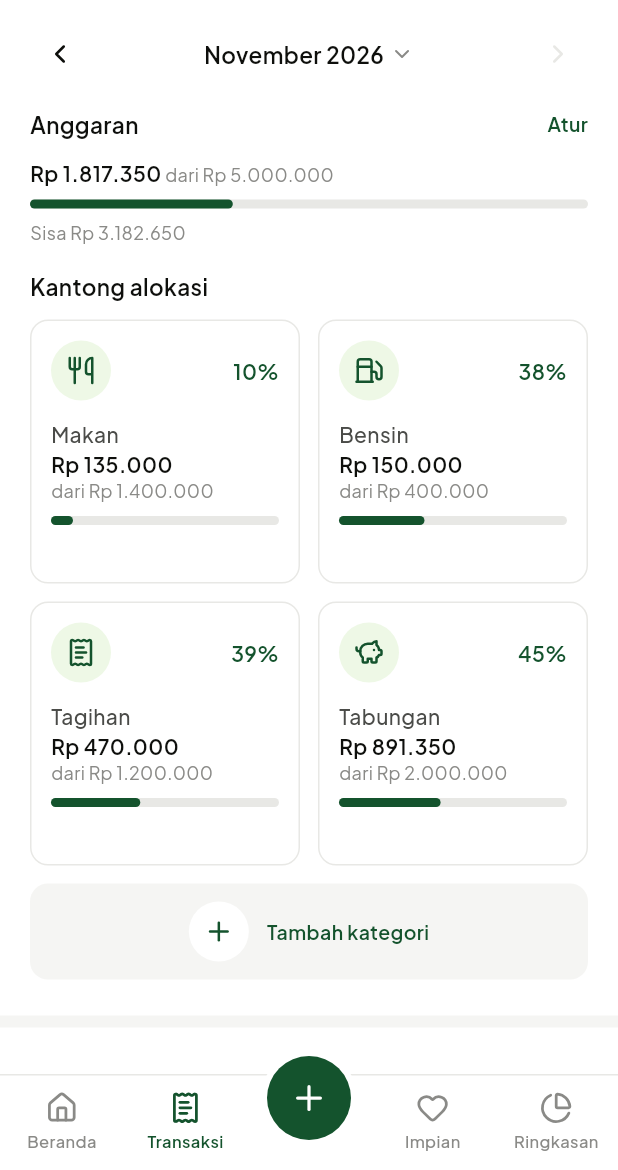
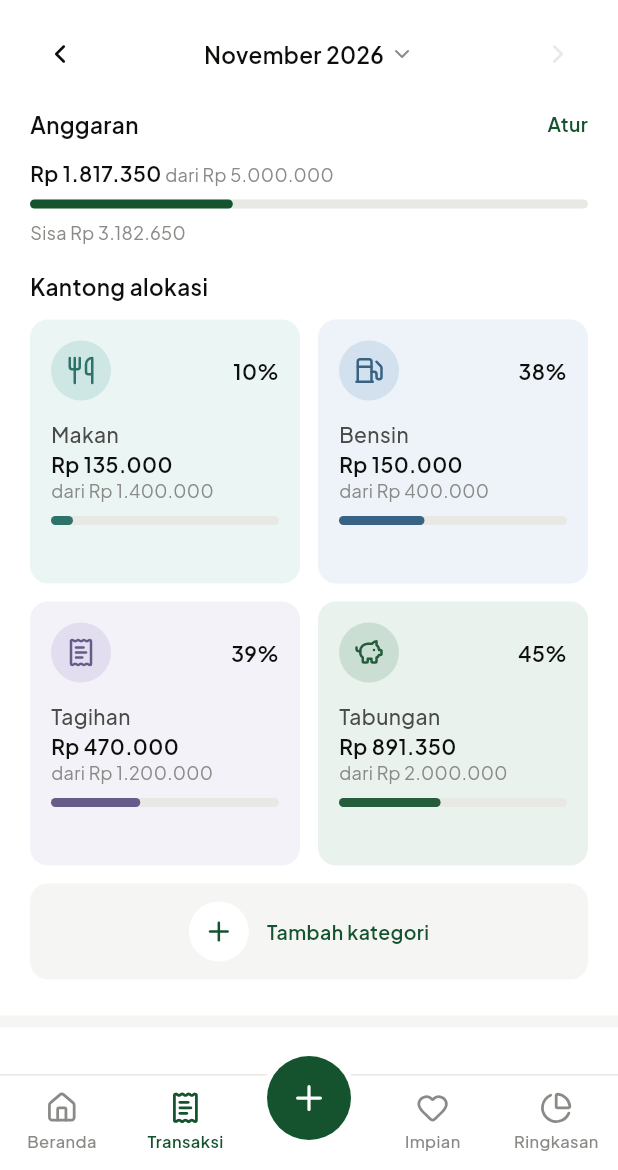
Before and after one commit to Nagikiri/KasHarian, a Flutter app: the screen it shows after launch, item 2 of the bottom bar chosen, on a phone screen of 412 x 824 dp, the part 66-1236 px from its top. Run offline on Flutter 3.47's test engine with Material 3 defaults, Android fonts, the phone set to English and light mode, and no system bars; our stand-ins replace fl_chart, lucide_icons_flutter; network calls fail.

Commit message:
V2: warna tetap per kategori, kartu Kantong berwarna, cincin progres Impian

```diff
--- a/lib/models/app_data.dart
+++ b/lib/models/app_data.dart
@@ -45,72 +45,166 @@ class AppData {
   ];
 
   static final List<KategoriItem> daftarKategori = [
-    KategoriItem(nama: 'Makan', ikon: LucideIcons.utensils),
-    KategoriItem(nama: 'Jajan', ikon: LucideIcons.cookie),
-    KategoriItem(nama: 'Kopi', ikon: LucideIcons.coffee),
-    KategoriItem(nama: 'Belanja Harian', ikon: LucideIcons.shoppingCart),
-    KategoriItem(nama: 'Belanja', ikon: LucideIcons.shoppingBag),
-    KategoriItem(nama: 'Transportasi', ikon: LucideIcons.bus),
-    KategoriItem(nama: 'Bensin', ikon: LucideIcons.fuel),
-    KategoriItem(nama: 'Ojek Online', ikon: LucideIcons.bike),
-    KategoriItem(nama: 'Parkir', ikon: LucideIcons.circleParking),
-    KategoriItem(nama: 'Tagihan', ikon: LucideIcons.receiptText),
-    KategoriItem(nama: 'Listrik', ikon: LucideIcons.zap),
-    KategoriItem(nama: 'Air', ikon: LucideIcons.droplet),
-    KategoriItem(nama: 'Internet', ikon: LucideIcons.wifi),
-    KategoriItem(nama: 'Pulsa & Data', ikon: LucideIcons.smartphone),
-    KategoriItem(nama: 'Rumah', ikon: LucideIcons.house),
-    KategoriItem(nama: 'Kos & Sewa', ikon: LucideIcons.keyRound),
-    KategoriItem(nama: 'Kesehatan', ikon: LucideIcons.stethoscope),
-    KategoriItem(nama: 'Obat', ikon: LucideIcons.pill),
-    KategoriItem(nama: 'Olahraga', ikon: LucideIcons.dumbbell),
-    KategoriItem(nama: 'Perawatan Diri', ikon: LucideIcons.sparkles),
-    KategoriItem(nama: 'Pakaian', ikon: LucideIcons.shirt),
-    KategoriItem(nama: 'Pendidikan', ikon: LucideIcons.bookOpen),
-    KategoriItem(nama: 'Kursus', ikon: LucideIcons.graduationCap),
-    KategoriItem(nama: 'Hiburan', ikon: LucideIcons.clapperboard),
-    KategoriItem(nama: 'Gim', ikon: LucideIcons.gamepad2),
-    KategoriItem(nama: 'Langganan', ikon: LucideIcons.tv),
-    KategoriItem(nama: 'Liburan', ikon: LucideIcons.plane),
-    KategoriItem(nama: 'Hadiah', ikon: LucideIcons.gift),
-    KategoriItem(nama: 'Donasi', ikon: LucideIcons.heartHandshake),
-    KategoriItem(nama: 'Kondangan', ikon: LucideIcons.partyPopper),
-    KategoriItem(nama: 'Hewan Peliharaan', ikon: LucideIcons.pawPrint),
-    KategoriItem(nama: 'Anak', ikon: LucideIcons.baby),
-    KategoriItem(nama: 'Elektronik', ikon: LucideIcons.monitorSmartphone),
-    KategoriItem(nama: 'Servis', ikon: LucideIcons.wrench),
-    KategoriItem(nama: 'Pajak', ikon: LucideIcons.landmark),
-    KategoriItem(nama: 'Asuransi', ikon: LucideIcons.shieldCheck),
-    KategoriItem(nama: 'Lainnya', ikon: LucideIcons.ellipsis),
-    KategoriItem(nama: 'Gaji', ikon: LucideIcons.banknote, isPemasukan: true),
+    KategoriItem(nama: 'Makan', ikon: LucideIcons.utensils, indeksWarna: 5),
+    KategoriItem(nama: 'Jajan', ikon: LucideIcons.cookie, indeksWarna: 3),
+    KategoriItem(nama: 'Kopi', ikon: LucideIcons.coffee, indeksWarna: 1),
+    KategoriItem(
+      nama: 'Belanja Harian',
+      ikon: LucideIcons.shoppingCart,
+      indeksWarna: 4,
+    ),
+    KategoriItem(
+      nama: 'Belanja',
+      ikon: LucideIcons.shoppingBag,
+      indeksWarna: 6,
+    ),
+    KategoriItem(nama: 'Transportasi', ikon: LucideIcons.bus, indeksWarna: 0),
+    KategoriItem(nama: 'Bensin', ikon: LucideIcons.fuel, indeksWarna: 2),
+    KategoriItem(nama: 'Ojek Online', ikon: LucideIcons.bike, indeksWarna: 3),
+    KategoriItem(
+      nama: 'Parkir',
+      ikon: LucideIcons.circleParking,
+      indeksWarna: 6,
+    ),
+    KategoriItem(
+      nama: 'Tagihan',
+      ikon: LucideIcons.receiptText,
+      indeksWarna: 4,
+    ),
+    KategoriItem(nama: 'Listrik', ikon: LucideIcons.zap, indeksWarna: 1),
+    KategoriItem(nama: 'Air', ikon: LucideIcons.droplet, indeksWarna: 2),
+    KategoriItem(nama: 'Internet', ikon: LucideIcons.wifi, indeksWarna: 5),
+    KategoriItem(
+      nama: 'Pulsa & Data',
+      ikon: LucideIcons.smartphone,
+      indeksWarna: 0,
+    ),
+    KategoriItem(nama: 'Rumah', ikon: LucideIcons.house, indeksWarna: 3),
+    KategoriItem(
+      nama: 'Kos & Sewa',
+      ikon: LucideIcons.keyRound,
+      indeksWarna: 1,
+    ),
+    KategoriItem(
+      nama: 'Kesehatan',
+      ikon: LucideIcons.stethoscope,
+      indeksWarna: 2,
+    ),
+    KategoriItem(nama: 'Obat', ikon: LucideIcons.pill, indeksWarna: 5),
+    KategoriItem(nama: 'Olahraga', ikon: LucideIcons.dumbbell, indeksWarna: 0),
+    KategoriItem(
+      nama: 'Perawatan Diri',
+      ikon: LucideIcons.sparkles,
+      indeksWarna: 6,
+    ),
+    KategoriItem(nama: 'Pakaian', ikon: LucideIcons.shirt, indeksWarna: 4),
+    KategoriItem(
+      nama: 'Pendidikan',
+      ikon: LucideIcons.bookOpen,
+      indeksWarna: 2,
+    ),
+    KategoriItem(
+      nama: 'Kursus',
+      ikon: LucideIcons.graduationCap,
+      indeksWarna: 3,
+    ),
+    KategoriItem(
+      nama: 'Hiburan',
+      ikon: LucideIcons.clapperboard,
+      indeksWarna: 3,
+    ),
+    KategoriItem(nama: 'Gim', ikon: LucideIcons.gamepad2, indeksWarna: 4),
+    KategoriItem(nama: 'Langganan', ikon: LucideIcons.tv, indeksWarna: 5),
+    KategoriItem(nama: 'Liburan', ikon: LucideIcons.plane, indeksWarna: 0),
+    KategoriItem(nama: 'Hadiah', ikon: LucideIcons.gift, indeksWarna: 6),
+    KategoriItem(
+      nama: 'Donasi',
+      ikon: LucideIcons.heartHandshake,
+      indeksWarna: 2,
+    ),
+    KategoriItem(
+      nama: 'Kondangan',
+      ikon: LucideIcons.partyPopper,
+      indeksWarna: 1,
+    ),
+    KategoriItem(
+      nama: 'Hewan Peliharaan',
+      ikon: LucideIcons.pawPrint,
+      indeksWarna: 3,
+    ),
+    KategoriItem(nama: 'Anak', ikon: LucideIcons.baby, indeksWarna: 5),
+    KategoriItem(
+      nama: 'Elektronik',
+      ikon: LucideIcons.monitorSmartphone,
+      indeksWarna: 4,
+    ),
+    KategoriItem(nama: 'Servis', ikon: LucideIcons.wrench, indeksWarna: 1),
+    KategoriItem(nama: 'Pajak', ikon: LucideIcons.landmark, indeksWarna: 5),
+    KategoriItem(
+      nama: 'Asuransi',
+      ikon: LucideIcons.shieldCheck,
+      indeksWarna: 2,
+    ),
+    KategoriItem(nama: 'Lainnya', ikon: LucideIcons.ellipsis, indeksWarna: 7),
+    KategoriItem(
+      nama: 'Gaji',
+      ikon: LucideIcons.banknote,
+      isPemasukan: true,
+      indeksWarna: 0,
+    ),
     KategoriItem(
       nama: 'Kerja Lepas',
       ikon: LucideIcons.laptop,
       isPemasukan: true,
+      indeksWarna: 2,
     ),
-    KategoriItem(nama: 'Bonus', ikon: LucideIcons.award, isPemasukan: true),
+    KategoriItem(
+      nama: 'Bonus',
+      ikon: LucideIcons.award,
+      isPemasukan: true,
+      indeksWarna: 1,
+    ),
     KategoriItem(
       nama: 'Uang Saku',
       ikon: LucideIcons.wallet,
       isPemasukan: true,
+      indeksWarna: 5,
     ),
-    KategoriItem(nama: 'Penjualan', ikon: LucideIcons.store, isPemasukan: true),
+    KategoriItem(
+      nama: 'Penjualan',
+      ikon: LucideIcons.store,
+      isPemasukan: true,
+      indeksWarna: 3,
+    ),
     KategoriItem(
       nama: 'Investasi',
       ikon: LucideIcons.trendingUp,
       isPemasukan: true,
+      indeksWarna: 4,
     ),
-    KategoriItem(nama: 'Bunga', ikon: LucideIcons.percent, isPemasukan: true),
+    KategoriItem(
+      nama: 'Bunga',
+      ikon: LucideIcons.percent,
+      isPemasukan: true,
+      indeksWarna: 6,
+    ),
     KategoriItem(
       nama: 'Pengembalian Dana',
       ikon: LucideIcons.rotateCcw,
       isPemasukan: true,
+      indeksWarna: 2,
     ),
-    KategoriItem(nama: 'Hadiah', ikon: LucideIcons.gift, isPemasukan: true),
+    KategoriItem(
+      nama: 'Hadiah',
+      ikon: LucideIcons.gift,
+      isPemasukan: true,
+      indeksWarna: 6,
+    ),
     KategoriItem(
       nama: 'Lainnya',
       ikon: LucideIcons.ellipsis,
       isPemasukan: true,
+      indeksWarna: 7,
     ),
   ];
 
@@ -135,22 +229,58 @@ class AppData {
 
   // Ikon impian mengikuti kategorinya, jadi tidak dipilih sendiri.
   static final List<KategoriItem> kategoriImpian = [
-    KategoriItem(nama: 'Ponsel & Tablet', ikon: LucideIcons.smartphone),
-    KategoriItem(nama: 'Komputer & Aksesori', ikon: LucideIcons.laptop),
-    KategoriItem(nama: 'Audio', ikon: LucideIcons.headphones),
-    KategoriItem(nama: 'Kamera', ikon: LucideIcons.camera),
-    KategoriItem(nama: 'Gim & Hobi', ikon: LucideIcons.gamepad2),
-    KategoriItem(nama: 'Jam & Aksesori', ikon: LucideIcons.watch),
-    KategoriItem(nama: 'Busana', ikon: LucideIcons.shirt),
-    KategoriItem(nama: 'Kendaraan', ikon: LucideIcons.car),
-    KategoriItem(nama: 'Motor & Sepeda', ikon: LucideIcons.motorbike),
-    KategoriItem(nama: 'Rumah & Perabot', ikon: LucideIcons.sofa),
-    KategoriItem(nama: 'Elektronik Rumah', ikon: LucideIcons.tv),
-    KategoriItem(nama: 'Liburan', ikon: LucideIcons.plane),
-    KategoriItem(nama: 'Konser & Acara', ikon: LucideIcons.ticket),
-    KategoriItem(nama: 'Pendidikan', ikon: LucideIcons.graduationCap),
-    KategoriItem(nama: 'Hadiah', ikon: LucideIcons.gift),
-    KategoriItem(nama: 'Lainnya', ikon: LucideIcons.star),
+    KategoriItem(
+      nama: 'Ponsel & Tablet',
+      ikon: LucideIcons.smartphone,
+      indeksWarna: 5,
+    ),
+    KategoriItem(
+      nama: 'Komputer & Aksesori',
+      ikon: LucideIcons.laptop,
+      indeksWarna: 2,
+    ),
+    KategoriItem(nama: 'Audio', ikon: LucideIcons.headphones, indeksWarna: 1),
+    KategoriItem(nama: 'Kamera', ikon: LucideIcons.camera, indeksWarna: 3),
+    KategoriItem(
+      nama: 'Gim & Hobi',
+      ikon: LucideIcons.gamepad2,
+      indeksWarna: 4,
+    ),
+    KategoriItem(
+      nama: 'Jam & Aksesori',
+      ikon: LucideIcons.watch,
+      indeksWarna: 0,
+    ),
+    KategoriItem(nama: 'Busana', ikon: LucideIcons.shirt, indeksWarna: 6),
+    KategoriItem(nama: 'Kendaraan', ikon: LucideIcons.car, indeksWarna: 4),
+    KategoriItem(
+      nama: 'Motor & Sepeda',
+      ikon: LucideIcons.motorbike,
+      indeksWarna: 5,
+    ),
+    KategoriItem(
+      nama: 'Rumah & Perabot',
+      ikon: LucideIcons.sofa,
+      indeksWarna: 3,
+    ),
+    KategoriItem(
+      nama: 'Elektronik Rumah',
+      ikon: LucideIcons.tv,
+      indeksWarna: 1,
+    ),
+    KategoriItem(nama: 'Liburan', ikon: LucideIcons.plane, indeksWarna: 0),
+    KategoriItem(
+      nama: 'Konser & Acara',
+      ikon: LucideIcons.ticket,
+      indeksWarna: 6,
+    ),
+    KategoriItem(
+      nama: 'Pendidikan',
+      ikon: LucideIcons.graduationCap,
+      indeksWarna: 2,
+    ),
+    KategoriItem(nama: 'Hadiah', ikon: LucideIcons.gift, indeksWarna: 6),
+    KategoriItem(nama: 'Lainnya', ikon: LucideIcons.star, indeksWarna: 7),
   ];
 
   // Nama ini dipakai sistem (budget, transfer, pelunasan utang), jadi tidak boleh jadi nama kategori.
@@ -836,6 +966,60 @@ class AppData {
     return total;
   }
 
+  // Tabungan bukan kategori, jadi warnanya ditulis di sini.
+  static const int indeksWarnaTabungan = 0;
+
+  // Indeks ke WarnaApp.paletKategori. Nama yang tidak ditemukan memakai 7 (abu).
+  static int indeksWarnaKategori(String nama) {
+    if (nama == 'Tabungan') return indeksWarnaTabungan;
+    // Pengeluaran dicari dulu karena nama seperti 'Hadiah' ada di kedua tipe.
+    for (var k in kategoriTipe(0) + kategoriTipe(1)) {
+      if (k.nama == nama) return k.indeksWarna;
+    }
+    return 7;
+  }
+
+  // Ditelusuri sesuai urutan grid 2 kolom, supaya kartu Kantong tidak sewarna dengan tetangga kiri atau atasnya.
+  static Map<String, int> petaWarnaAnggaran() {
+    Map<String, int> peta = {};
+    List<int> perPosisi = [];
+    for (int i = 0; i < daftarBudget.length; i++) {
+      // indeksWarnaKategori sudah mengembalikan indeksWarnaTabungan untuk 'Tabungan'.
+      int indeks = indeksWarnaKategori(daftarBudget[i].kategori);
+      int? kiri = i % 2 == 1 ? perPosisi[i - 1] : null;
+      int? atas = i >= 2 ? perPosisi[i - 2] : null;
+      if (indeks == kiri || indeks == atas) {
+        indeks = _warnaPengganti(kiri, atas, perPosisi);
+      }
+      perPosisi.add(indeks);
+      peta[daftarBudget[i].kategori] = indeks;
+    }
+    return peta;
+  }
+
+  // Indeks 0-6 pertama yang bukan milik tetangga. Yang belum dipakai kartu lain didahulukan.
+  static int _warnaPengganti(int? kiri, int? atas, List<int> terpakai) {
+    int? cadangan;
+    for (int i = 0; i < 7; i++) {
+      if (i == kiri || i == atas) continue;
+      if (!terpakai.contains(i)) return i;
+      cadangan ??= i;
+    }
+    return cadangan!;
+  }
+
+  static int indeksWarnaImpian(String nama) {
+    for (var k in kategoriImpian) {
+      if (k.nama == nama) return k.indeksWarna;
+    }
+    return 7;
+  }
+
+  // Kategori baru mendapat warna bergiliran 0 sampai 6. Indeks 7 khusus 'Lainnya'.
+  static int indeksWarnaBerikutnya(bool pemasukan) {
+    return kategoriTipe(pemasukan ? 1 : 0).length % 7;
+  }
+
   static IconData ikonKategori(String nama) {
     if (nama == 'Tabungan') return LucideIcons.piggyBank;
     if (nama == 'Pelunasan') return LucideIcons.handCoins;
--- a/lib/models/kategori.dart
+++ b/lib/models/kategori.dart
@@ -4,10 +4,13 @@ class KategoriItem {
   final String nama;
   final IconData ikon;
   final bool isPemasukan;
+  // Indeks ke WarnaApp.paletKategori: 0 sampai 6 bergiliran, 7 (abu) khusus 'Lainnya'.
+  final int indeksWarna;
 
   KategoriItem({
     required this.nama,
     required this.ikon,
     this.isPemasukan = false,
+    required this.indeksWarna,
   });
 }
--- a/lib/screens/pengaturan_kategori_screen.dart
+++ b/lib/screens/pengaturan_kategori_screen.dart
@@ -52,7 +52,12 @@ class _PengaturanKategoriScreenState extends State<PengaturanKategoriScreen> {
   void _simpanKategori(String nama, IconData ikon) {
     setState(() {
       AppData.tambahKategori(
-        KategoriItem(nama: nama, ikon: ikon, isPemasukan: _tipe == 1),
+        KategoriItem(
+          nama: nama,
+          ikon: ikon,
+          isPemasukan: _tipe == 1,
+          indeksWarna: AppData.indeksWarnaBerikutnya(_tipe == 1),
+        ),
       );
     });
   }
--- a/lib/screens/wishlist_screen.dart
+++ b/lib/screens/wishlist_screen.dart
@@ -233,12 +233,14 @@ class _WishlistScreenState extends State<WishlistScreen> {
 
     return KartuProgress(
       ikon: impian.ikon,
+      indeksWarna: AppData.indeksWarnaImpian(impian.kategori),
       persenTeks: '${(persen * 100).floor()}%',
       judul: impian.nama,
       nominal: formatRupiah(impian.terkumpulIdr),
       keterangan: 'dari ${formatRupiah(impian.targetIdr)}',
       persen: persen,
       pakaiWarnaStatus: false,
+      pakaiCincin: true,
       catatanBawah: catatan,
       onTekan: () => _bukaDetail(impian),
     );
--- a/lib/theme/app_theme.dart
+++ b/lib/theme/app_theme.dart
@@ -27,6 +27,17 @@ class WarnaApp {
     Color(0xFFCF6F8D),
     Color(0xFFA8A8A4),
   ];
+
+  // Dicampur ke putih (bukan dibuat transparan) supaya hasilnya sama di atas latar apa pun.
+  static Color latarKategori(int indeks) =>
+      Color.lerp(paletKategori[indeks], latar, 0.9)!;
+
+  static Color lingkaranKategori(int indeks) =>
+      Color.lerp(paletKategori[indeks], latar, 0.75)!;
+
+  // Versi lebih gelap untuk ikon, bar, dan cincin, karena warna palet asli terlalu pucat di atas latar muda.
+  static Color tegasKategori(int indeks) =>
+      Color.lerp(paletKategori[indeks], teksUtama, 0.3)!;
 }
 
 // Satu aturan warna untuk semua progress dan persen di aplikasi.
--- a/lib/widgets/distribusi_kategori.dart
+++ b/lib/widgets/distribusi_kategori.dart
@@ -35,10 +35,10 @@ class DistribusiKategori extends StatelessWidget {
       sisa -= perKategori[nama]!;
     }
 
-    Color warnaKategori(String nama) {
-      int posisi = besar.indexOf(nama);
-      return posisi == -1 ? palet.last : palet[posisi];
-    }
+    // Satu peta untuk donat, legenda, dan daftar, supaya warna di satu layar selalu cocok.
+    Map<String, Color> petaWarna = _hitungPetaWarna(besar);
+    // Kategori yang tidak masuk 5 besar ikut potongan abu di donat.
+    Color warnaKategori(String nama) => petaWarna[nama] ?? palet.last;
 
     List<String> daftarNama = perKategori.keys.toList();
 
@@ -71,4 +71,24 @@ class DistribusiKategori extends StatelessWidget {
       ],
     );
   }
+
+  Map<String, Color> _hitungPetaWarna(List<String> besar) {
+    Map<String, Color> peta = {};
+    Set<int> terpakai = {};
+    Map<String, int> warnaAnggaran = AppData.petaWarnaAnggaran();
+    for (String nama in besar) {
+      // Kategori yang punya anggaran memakai warna kartu Kantong-nya, supaya cocok antar-halaman.
+      int indeks = warnaAnggaran[nama] ?? AppData.indeksWarnaKategori(nama);
+      // Warna kembar, atau abu milik potongan Lainnya, diganti warna palet pertama yang belum dipakai.
+      if (indeks == 7 || terpakai.contains(indeks)) {
+        indeks = 0;
+        while (terpakai.contains(indeks)) {
+          indeks++;
+        }
+      }
+      terpakai.add(indeks);
+      peta[nama] = WarnaApp.paletKategori[indeks];
+    }
+    return peta;
+  }
 }
--- a/lib/widgets/ikon_bulat.dart
+++ b/lib/widgets/ikon_bulat.dart
@@ -5,19 +5,24 @@ import '../theme/app_theme.dart';
 class IkonBulat extends StatelessWidget {
   final IconData ikon;
   final double ukuran;
+  final Color warnaLatar;
+  final Color warnaIkon;
 
-  const IkonBulat({super.key, required this.ikon, this.ukuran = 40});
+  const IkonBulat({
+    super.key,
+    required this.ikon,
+    this.ukuran = 40,
+    this.warnaLatar = WarnaApp.aksenLembut,
+    this.warnaIkon = WarnaApp.primer,
+  });
 
   @override
   Widget build(BuildContext context) {
     return Container(
       width: ukuran,
       height: ukuran,
-      decoration: const BoxDecoration(
-        color: WarnaApp.aksenLembut,
-        shape: BoxShape.circle,
-      ),
-      child: Icon(ikon, size: ukuran * 0.5, color: WarnaApp.primer),
+      decoration: BoxDecoration(color: warnaLatar, shape: BoxShape.circle),
+      child: Icon(ikon, size: ukuran * 0.5, color: warnaIkon),
     );
   }
 }
--- /dev/null
+++ b/lib/widgets/ikon_cincin.dart
@@ -0,0 +1,47 @@
+import 'package:flutter/material.dart';
+
+import '../theme/app_theme.dart';
+import 'ikon_bulat.dart';
+
+// Lingkaran ikon yang dikelilingi cincin progres tipis. Dipakai kartu Impianku.
+class IkonCincin extends StatelessWidget {
+  final IconData ikon;
+  final double persen;
+  final int indeksWarna;
+
+  const IkonCincin({
+    super.key,
+    required this.ikon,
+    required this.persen,
+    required this.indeksWarna,
+  });
+
+  @override
+  Widget build(BuildContext context) {
+    Color tegas = WarnaApp.tegasKategori(indeksWarna);
+
+    // Cincin 48 dan lingkaran 40 menyisakan celah tipis di antara keduanya.
+    return SizedBox(
+      width: 48,
+      height: 48,
+      child: Stack(
+        alignment: Alignment.center,
+        children: [
+          SizedBox.expand(
+            child: CircularProgressIndicator(
+              value: persen.clamp(0.0, 1.0).toDouble(),
+              strokeWidth: 3,
+              color: tegas,
+              backgroundColor: WarnaApp.garis,
+            ),
+          ),
+          IkonBulat(
+            ikon: ikon,
+            warnaLatar: WarnaApp.lingkaranKategori(indeksWarna),
+            warnaIkon: tegas,
+          ),
+        ],
+      ),
+    );
+  }
+}
--- a/lib/widgets/kartu_kantong.dart
+++ b/lib/widgets/kartu_kantong.dart
@@ -27,6 +27,7 @@ class KartuKantong extends StatelessWidget {
 
     return KartuProgress(
       ikon: AppData.ikonKategori(budget.kategori),
+      indeksWarna: AppData.petaWarnaAnggaran()[budget.kategori]!,
       persenTeks: '${(persen * 100).round()}%',
       judul: budget.kategori,
       nominal: formatRupiah(terpakai),
@@ -35,6 +36,8 @@ class KartuKantong extends StatelessWidget {
           : 'dari ${formatRupiah(budget.limit)}',
       warnaKeterangan: lebih > 0 ? WarnaApp.bahaya : null,
       persen: persen,
+      // Menabung banyak itu kabar baik, jadi Tabungan tidak memakai warna peringatan.
+      pakaiWarnaStatus: budget.kategori != 'Tabungan',
       onTekan: onTekan,
     );
   }
--- a/lib/widgets/kartu_progress.dart
+++ b/lib/widgets/kartu_progress.dart
@@ -1,12 +1,15 @@
 import 'package:flutter/material.dart';
+import 'package:lucide_icons_flutter/lucide_icons.dart';
 
 import '../theme/app_theme.dart';
 import 'ikon_bulat.dart';
+import 'ikon_cincin.dart';
 import 'progress_tipis.dart';
 
 // Kartu grid yang dipakai Kantong alokasi dan Impianku. Angka sudah diformat oleh pemanggil.
 class KartuProgress extends StatelessWidget {
   final IconData ikon;
+  final int indeksWarna;
   final String persenTeks;
   final String judul;
   final String nominal;
@@ -14,12 +17,15 @@ class KartuProgress extends StatelessWidget {
   final Color? warnaKeterangan;
   final double persen;
   final bool pakaiWarnaStatus;
+  // true untuk Impian: kartu putih, progres berupa cincin di sekeliling ikon, tanpa bar.
+  final bool pakaiCincin;
   final String? catatanBawah;
   final VoidCallback onTekan;
 
   const KartuProgress({
     super.key,
     required this.ikon,
+    required this.indeksWarna,
     required this.persenTeks,
     required this.judul,
     required this.nominal,
@@ -27,6 +33,7 @@ class KartuProgress extends StatelessWidget {
     this.warnaKeterangan,
     required this.persen,
     this.pakaiWarnaStatus = true,
+    this.pakaiCincin = false,
     this.catatanBawah,
     required this.onTekan,
   });
@@ -34,15 +41,19 @@ class KartuProgress extends StatelessWidget {
   @override
   Widget build(BuildContext context) {
     BorderRadius sudut = BorderRadius.circular(RadiusApp.input);
-    Color warnaPersen = pakaiWarnaStatus
-        ? warnaStatus(persen)
-        : WarnaApp.primer;
+    Color tegas = WarnaApp.tegasKategori(indeksWarna);
+    bool adaStatus = pakaiWarnaStatus && persen >= 0.8;
+    // Di bawah 80% persen netral, jadi persen berwarna selalu berarti peringatan.
+    Color warnaPersen = pakaiCincin ? WarnaApp.primer : WarnaApp.teksUtama;
+    if (adaStatus) warnaPersen = warnaStatus(persen);
 
     return Material(
-      color: WarnaApp.latar,
+      color: pakaiCincin ? WarnaApp.latar : WarnaApp.latarKategori(indeksWarna),
       shape: RoundedRectangleBorder(
         borderRadius: sudut,
-        side: const BorderSide(color: WarnaApp.garis),
+        side: pakaiCincin
+            ? const BorderSide(color: WarnaApp.garis)
+            : BorderSide.none,
       ),
       child: InkWell(
         onTap: onTekan,
@@ -54,8 +65,16 @@ class KartuProgress extends StatelessWidget {
             children: [
               Row(
                 children: [
-                  IkonBulat(ikon: ikon),
+                  _bangunIkon(tegas),
                   const Spacer(),
+                  if (adaStatus) ...[
+                    Icon(
+                      LucideIcons.triangleAlert,
+                      size: 14,
+                      color: warnaPersen,
+                    ),
+                    const SizedBox(width: JarakApp.j4),
+                  ],
                   Text(
                     persenTeks,
                     style: TeksApp.angka.copyWith(color: warnaPersen),
@@ -69,7 +88,7 @@ class KartuProgress extends StatelessWidget {
                 maxLines: 2,
                 overflow: TextOverflow.ellipsis,
               ),
-              // Spacer mendorong kelompok bawah ke dasar kartu, jadi progress kartu sebelahan sejajar.
+              // Spacer mendorong kelompok bawah ke dasar kartu, jadi isi kartu sebelahan sejajar.
               const Spacer(),
               Text(nominal, style: TeksApp.angka),
               Text(
@@ -77,8 +96,13 @@ class KartuProgress extends StatelessWidget {
                 style: TeksApp.kecil.copyWith(color: warnaKeterangan),
               ),
               const SizedBox(height: JarakApp.j8),
-              ProgressTipis(persen: persen, pakaiWarnaStatus: pakaiWarnaStatus),
-              const SizedBox(height: JarakApp.j8),
+              if (!pakaiCincin) ...[
+                ProgressTipis(
+                  persen: persen,
+                  warna: adaStatus ? warnaPersen : tegas,
+                ),
+                const SizedBox(height: JarakApp.j8),
+              ],
               // Teks kosong tetap memakan satu baris, supaya kartu tanpa catatan tetap sejajar.
               Text(catatanBawah ?? '', style: TeksApp.kecil),
             ],
@@ -87,4 +111,15 @@ class KartuProgress extends StatelessWidget {
       ),
     );
   }
+
+  Widget _bangunIkon(Color tegas) {
+    if (pakaiCincin) {
+      return IkonCincin(ikon: ikon, persen: persen, indeksWarna: indeksWarna);
+    }
+    return IkonBulat(
+      ikon: ikon,
+      warnaLatar: WarnaApp.lingkaranKategori(indeksWarna),
+      warnaIkon: tegas,
+    );
+  }
 }
--- a/lib/widgets/sheet_tambah_budget.dart
+++ b/lib/widgets/sheet_tambah_budget.dart
@@ -49,7 +49,13 @@ class _SheetTambahBudgetState extends State<SheetTambahBudget> {
     ];
     // Tabungan bukan kategori, jadi ditambahkan sebagai pilihan sendiri.
     if (!_sudahAda('Tabungan')) {
-      hasil.add(KategoriItem(nama: 'Tabungan', ikon: LucideIcons.piggyBank));
+      hasil.add(
+        KategoriItem(
+          nama: 'Tabungan',
+          ikon: LucideIcons.piggyBank,
+          indeksWarna: AppData.indeksWarnaTabungan,
+        ),
+      );
     }
     return hasil;
   }
```
Also changed, not shown: 1 other file.
